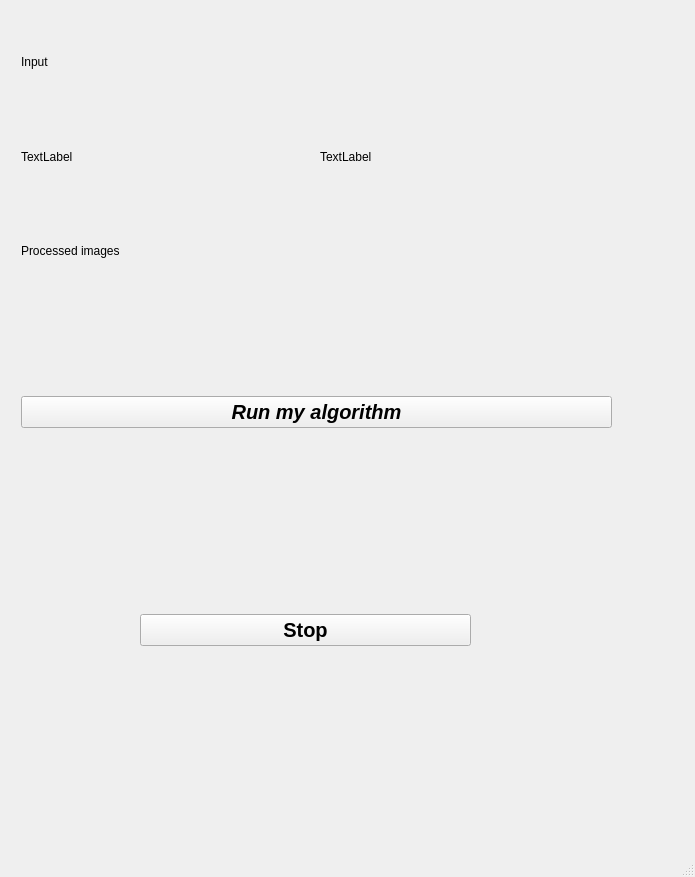
Before: the Qt Designer form exercises/3d_reconstruction/gui/3d_reconstructrionui.ui in JdeRobot/RoboticsAcademy, drawn with Qt 5.
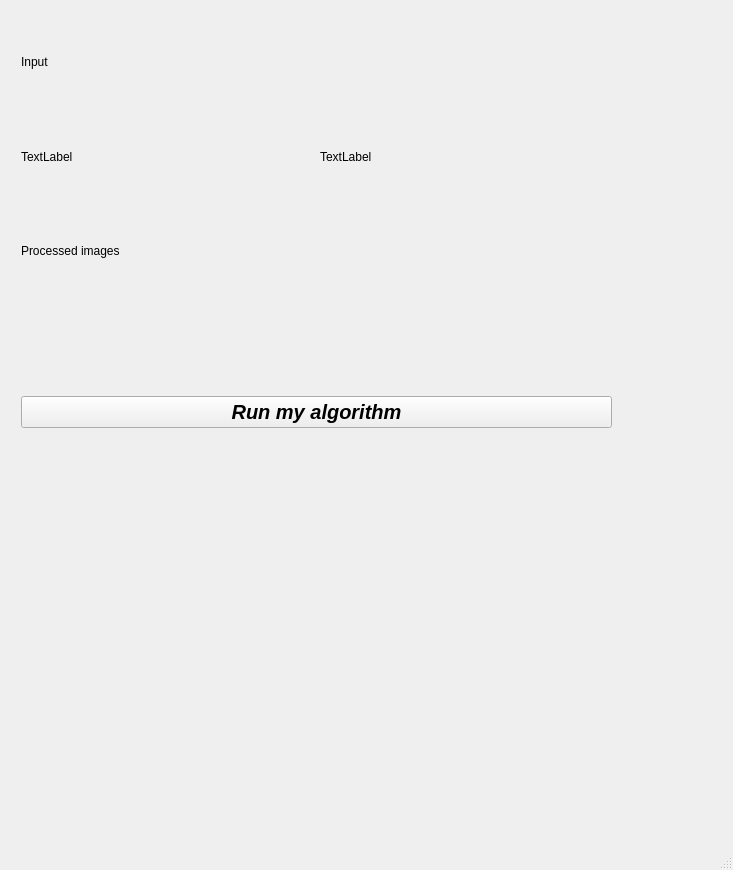
After: the same form once the commit is applied. Icons and pictures are not drawn.

Patch:
```diff
--- a/exercises/3d_reconstruction/gui/3d_reconstructrionui.ui
+++ b/exercises/3d_reconstruction/gui/3d_reconstructrionui.ui
@@ -6,8 +6,8 @@
    <rect>
     <x>0</x>
     <y>0</y>
-    <width>695</width>
-    <height>877</height>
+    <width>733</width>
+    <height>870</height>
    </rect>
   </property>
   <property name="windowTitle">
@@ -94,35 +94,13 @@
    <widget class="QWidget" name="layoutWidget">
     <property name="geometry">
      <rect>
-      <x>140</x>
+      <x>20</x>
       <y>440</y>
-      <width>331</width>
+      <width>531</width>
       <height>381</height>
      </rect>
     </property>
-    <layout class="QVBoxLayout" name="verticalLayout_2">
-     <item>
-      <layout class="QVBoxLayout" name="tlLayout"/>
-     </item>
-     <item>
-      <widget class="QPushButton" name="stopButton">
-       <property name="font">
-        <font>
-         <pointsize>15</pointsize>
-         <weight>75</weight>
-         <bold>true</bold>
-        </font>
-       </property>
-       <property name="text">
-        <string>Stop</string>
-       </property>
-       <property name="icon">
-        <iconset resource="../resources/resources.qrc">
-         <normaloff>:/images/stop.png</normaloff>:/images/stop.png</iconset>
-       </property>
-      </widget>
-     </item>
-    </layout>
+    <layout class="QVBoxLayout" name="graphicLayout"/>
    </widget>
    <widget class="QWidget" name="verticalLayoutWidget">
     <property name="geometry">
```
Left out of the diff: 4 changed lines with no effect on the pictures.
